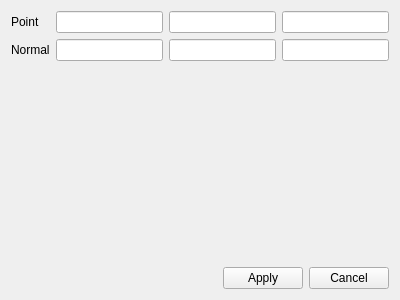
The window that src/widget_set_coordinate_system.ui (bezierC0/Qt_OCC) describes before a commit, drawn with Qt 5.
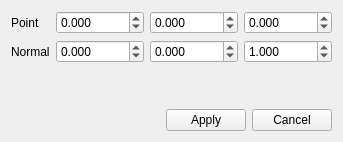
The same window after the commit.

Commit message: feat : UI createWorkPlane

Diff of the .ui file:
```diff
--- a/src/widget_set_coordinate_system.ui
+++ b/src/widget_set_coordinate_system.ui
@@ -14,6 +14,9 @@
    <string>Set Coordinate System</string>
   </property>
   <layout class="QVBoxLayout" name="verticalLayout">
+   <property name="sizeConstraint">
+    <enum>QLayout::SetFixedSize</enum>
+   </property>
    <item>
     <layout class="QGridLayout" name="gridLayout">
      <item row="0" column="0">
@@ -24,13 +27,43 @@
       </widget>
      </item>
      <item row="0" column="1">
-      <widget class="QLineEdit" name="lineEditPointX"/>
+      <widget class="QDoubleSpinBox" name="coordinateEditPointX">
+       <property name="decimals">
+        <number>3</number>
+       </property>
+       <property name="minimum">
+        <double>-10000</double>
+       </property>
+       <property name="maximum">
+        <double>10000</double>
+       </property>
+      </widget>
      </item>
      <item row="0" column="2">
-      <widget class="QLineEdit" name="lineEditPointY"/>
+      <widget class="QDoubleSpinBox" name="coordinateEditPointY">
+       <property name="decimals">
+        <number>3</number>
+       </property>
+       <property name="minimum">
+        <double>-10000</double>
+       </property>
+       <property name="maximum">
+        <double>10000</double>
+       </property>
+      </widget>
      </item>
      <item row="0" column="3">
-      <widget class="QLineEdit" name="lineEditPointZ"/>
+      <widget class="QDoubleSpinBox" name="coordinateEditPointZ">
+       <property name="decimals">
+        <number>3</number>
+       </property>
+       <property name="minimum">
+        <double>-10000</double>
+       </property>
+       <property name="maximum">
+        <double>10000</double>
+       </property>
+      </widget>
      </item>
      <item row="1" column="0">
       <widget class="QLabel" name="labelNormal">
@@ -40,13 +73,46 @@
       </widget>
      </item>
      <item row="1" column="1">
-      <widget class="QLineEdit" name="lineEditNormalX"/>
+      <widget class="QDoubleSpinBox" name="coordinateEditNormalX">
+       <property name="decimals">
+        <number>3</number>
+       </property>
+       <property name="minimum">
+        <double>-10000</double>
+       </property>
+       <property name="maximum">
+        <double>10000</double>
+       </property>
+      </widget>
      </item>
      <item row="1" column="2">
-      <widget class="QLineEdit" name="lineEditNormalY"/>
+      <widget class="QDoubleSpinBox" name="coordinateEditNormalY">
+       <property name="decimals">
+        <number>3</number>
+       </property>
+       <property name="minimum">
+        <double>-10000</double>
+       </property>
+       <property name="maximum">
+        <double>10000</double>
+       </property>
+      </widget>
      </item>
      <item row="1" column="3">
-      <widget class="QLineEdit" name="lineEditNormalZ"/>
+      <widget class="QDoubleSpinBox" name="coordinateEditNormalZ">
+       <property name="decimals">
+        <number>3</number>
+       </property>
+       <property name="minimum">
+        <double>-10000</double>
+       </property>
+       <property name="maximum">
+        <double>10000</double>
+       </property>
+       <property name="value">
+        <double>1</double>
+       </property>
+      </widget>
      </item>
     </layout>
    </item>
```
The commit also changes 6 other files.
